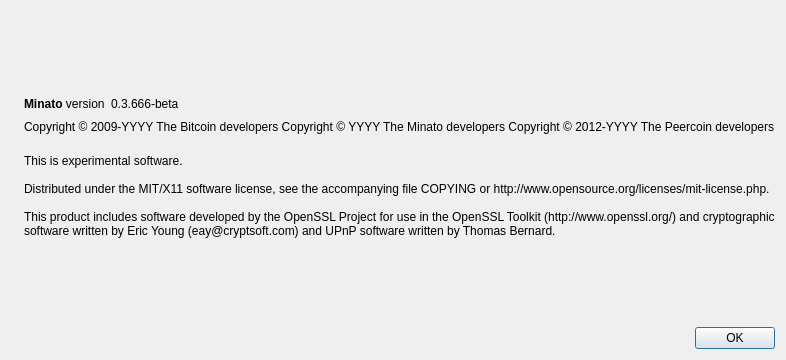
Before: the Qt Designer form src/qt/forms/aboutdialog.ui in doscoin-project/Doscoin, drawn with Qt 5.
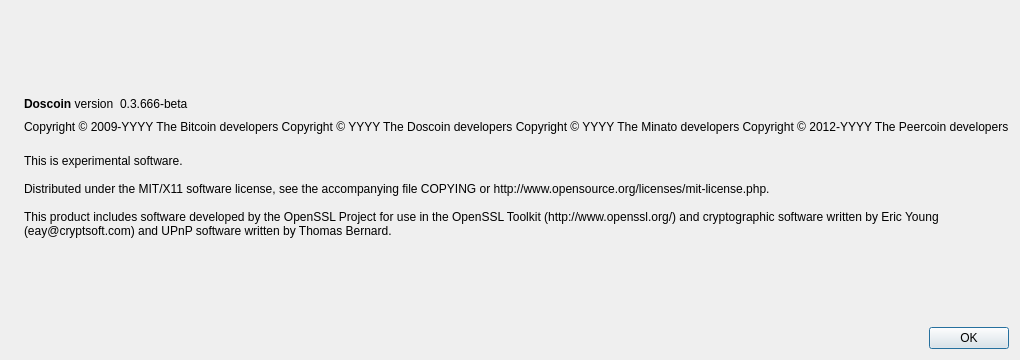
After: the same form once the commit is applied. Icons and pictures are not drawn.

What changed in the file:
```diff
--- a/src/qt/forms/aboutdialog.ui
+++ b/src/qt/forms/aboutdialog.ui
@@ -50,7 +50,7 @@
           <cursorShape>IBeamCursor</cursorShape>
          </property>
          <property name="text">
-          <string>&lt;b&gt;Minato&lt;/b&gt; version</string>
+          <string>&lt;b&gt;Doscoin&lt;/b&gt; version</string>
          </property>
          <property name="textInteractionFlags">
           <set>Qt::LinksAccessibleByMouse|Qt::TextSelectableByKeyboard|Qt::TextSelectableByMouse</set>
@@ -92,6 +92,7 @@
        </property>
        <property name="text">
         <string notr="true">Copyright &amp;copy; 2009-YYYY The Bitcoin developers
+Copyright &amp;copy; YYYY The Doscoin developers
 Copyright &amp;copy; YYYY The Minato developers
 Copyright &amp;copy; 2012-YYYY The Peercoin developers</string>
        </property>
```
Left out of the diff: 2 changed lines with no effect on the pictures.
